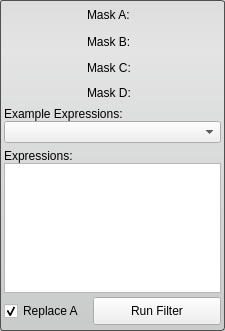
Old version of the form src/Interface/ToolInterface/BooleanFilterInterface.ui in the repository SCIInstitute/Seg3D.
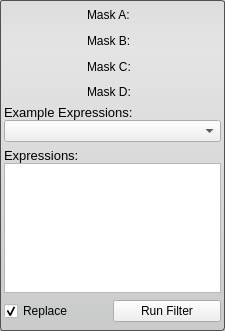
New version of the form.

```diff
--- a/src/Interface/ToolInterface/BooleanFilterInterface.ui
+++ b/src/Interface/ToolInterface/BooleanFilterInterface.ui
@@ -180,6 +180,11 @@
      </property>
      <item>
       <widget class="QLabel" name="label">
+       <property name="font">
+        <font>
+         <pointsize>10</pointsize>
+        </font>
+       </property>
        <property name="text">
         <string>Example Expressions:</string>
        </property>
@@ -203,6 +208,11 @@
          <verstretch>0</verstretch>
         </sizepolicy>
        </property>
+       <property name="font">
+        <font>
+         <pointsize>10</pointsize>
+        </font>
+       </property>
        <property name="text">
         <string>Expressions:</string>
        </property>
@@ -233,26 +243,30 @@
     </layout>
    </item>
    <item>
-    <layout class="QHBoxLayout" name="replaceInvertLayout" stretch="2,3">
+    <widget class="QWidget" name="replaceRunWidget" native="true">
+     <property name="minimumSize">
+      <size>
+       <width>0</width>
+       <height>32</height>
+      </size>
+     </property>
+     <property name="maximumSize">
+      <size>
+       <width>16777215</width>
+       <height>32</height>
+      </size>
+     </property>
+     <layout class="QHBoxLayout" name="horizontalLayout" stretch="1,1">
      <property name="spacing">
-      <number>4</number>
+       <number>0</number>
+      </property>
+      <property name="margin">
+       <number>0</number>
      </property>
      <item>
       <widget class="QCheckBox" name="replaceCheckBox">
-       <property name="sizePolicy">
-        <sizepolicy hsizetype="Preferred" vsizetype="Fixed">
-         <horstretch>0</horstretch>
-         <verstretch>0</verstretch>
-        </sizepolicy>
-       </property>
-       <property name="minimumSize">
-        <size>
-         <width>0</width>
-         <height>32</height>
-        </size>
-       </property>
        <property name="text">
-        <string>Replace A</string>
+         <string>Replace</string>
        </property>
        <property name="checked">
         <bool>true</bool>
@@ -261,30 +275,13 @@
      </item>
      <item>
       <widget class="QPushButton" name="runFilterButton">
-       <property name="sizePolicy">
-        <sizepolicy hsizetype="Preferred" vsizetype="Fixed">
-         <horstretch>0</horstretch>
-         <verstretch>0</verstretch>
-        </sizepolicy>
-       </property>
-       <property name="minimumSize">
-        <size>
-         <width>0</width>
-         <height>28</height>
-        </size>
-       </property>
-       <property name="maximumSize">
-        <size>
-         <width>16777215</width>
-         <height>28</height>
-        </size>
-       </property>
        <property name="text">
         <string>Run Filter</string>
        </property>
       </widget>
      </item>
     </layout>
+    </widget>
    </item>
   </layout>
  </widget>
```
Lines whose indentation alone changed are shown as unchanged.
